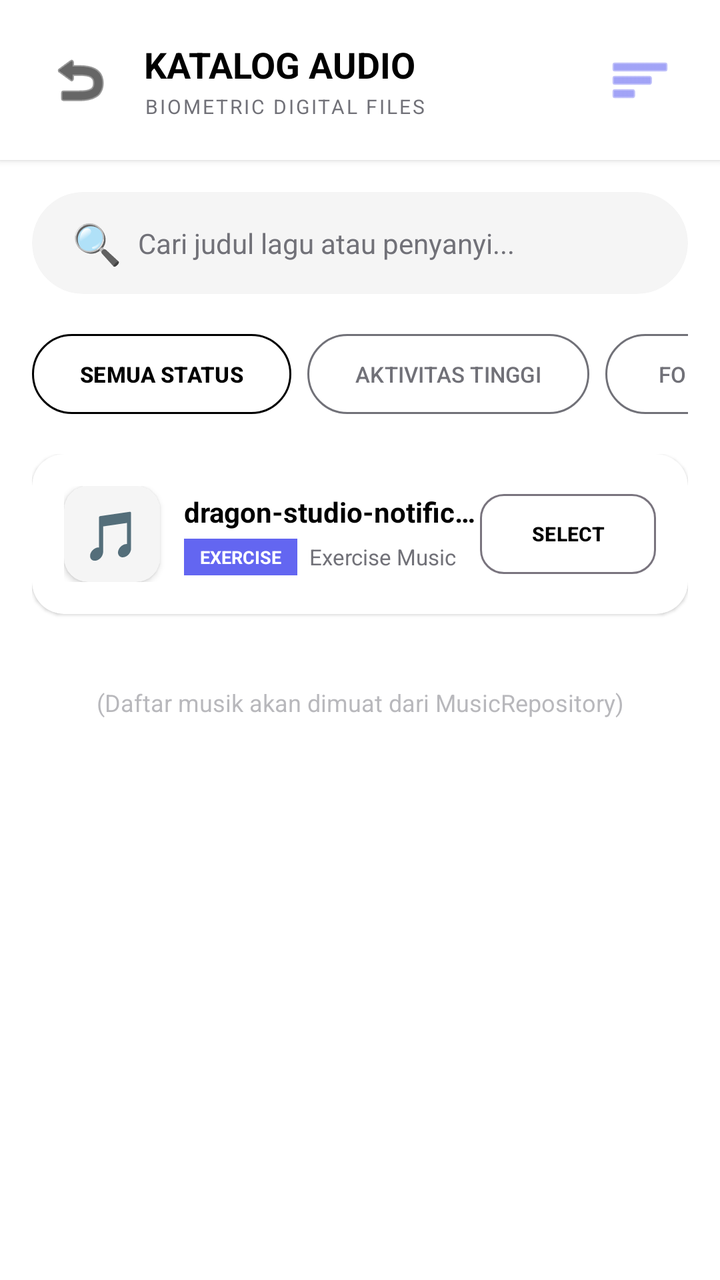
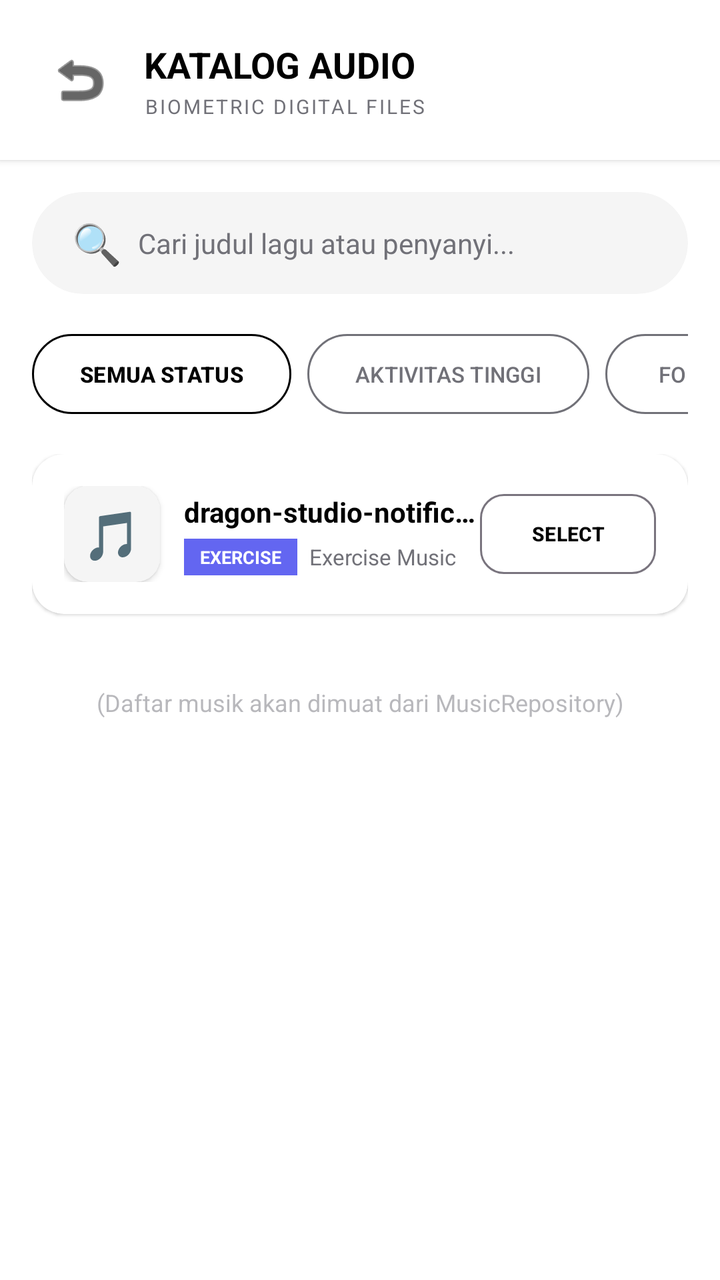

Two renders of the same Android screen: before a commit and after it. Below are the layout's source before the change and the commit's diff.
<!-- AndroidManifest.xml: application theme Theme.AdaptifyWearOs -->
<!-- res/layout/activity_browse_music.xml -->
<?xml version="1.0" encoding="utf-8"?>
<LinearLayout xmlns:android="http://schemas.android.com/apk/res/android"
    xmlns:app="http://schemas.android.com/apk/res-auto"
    android:layout_width="match_parent"
    android:layout_height="match_parent"
    android:orientation="vertical"
    android:background="@color/surface_white">

    
    <LinearLayout
        android:layout_width="match_parent"
        android:layout_height="wrap_content"
        android:orientation="horizontal"
        android:gravity="center_vertical"
        android:padding="16dp"
        android:background="@color/surface_white"
        android:elevation="2dp">

        
        <ImageButton
            android:id="@+id/btnBack"
            android:layout_width="48dp"
            android:layout_height="48dp"
            android:src="@android:drawable/ic_menu_revert"
            android:background="?attr/selectableItemBackgroundBorderless"
            android:contentDescription="Back"
            android:tint="@color/text_dark" />

        
        <LinearLayout
            android:layout_width="0dp"
            android:layout_height="wrap_content"
            android:layout_weight="1"
            android:orientation="vertical"
            android:layout_marginStart="8dp">

            <TextView
                android:layout_width="wrap_content"
                android:layout_height="wrap_content"
                android:text="KATALOG AUDIO"
                android:textSize="18sp"
                android:textStyle="bold"
                android:textColor="@color/text_dark" />

            <TextView
                android:layout_width="wrap_content"
                android:layout_height="wrap_content"
                android:text="BIOMETRIC DIGITAL FILES"
                android:textSize="10sp"
                android:textColor="@color/text_gray"
                android:letterSpacing="0.1"
                android:layout_marginTop="2dp" />
        </LinearLayout>

        
        <ImageButton
            android:id="@+id/btnFilter"
            android:layout_width="48dp"
            android:layout_height="48dp"
            android:src="@android:drawable/ic_menu_sort_by_size"
            android:background="?attr/selectableItemBackgroundBorderless"
            android:contentDescription="Filter"
            android:tint="@color/accent_purple" />
    </LinearLayout>

    <ScrollView
        android:layout_width="match_parent"
        android:layout_height="match_parent"
        android:fillViewport="true">

        <LinearLayout
            android:layout_width="match_parent"
            android:layout_height="wrap_content"
            android:orientation="vertical"
            android:padding="16dp">

            
            <androidx.cardview.widget.CardView
                android:layout_width="match_parent"
                android:layout_height="wrap_content"
                android:layout_marginBottom="16dp"
                app:cardCornerRadius="28dp"
                app:cardElevation="0dp"
                app:cardBackgroundColor="#F5F5F5">

                <LinearLayout
                    android:layout_width="match_parent"
                    android:layout_height="wrap_content"
                    android:orientation="horizontal"
                    android:gravity="center_vertical"
                    android:paddingHorizontal="20dp"
                    android:paddingVertical="12dp">

                    <TextView
                        android:layout_width="wrap_content"
                        android:layout_height="wrap_content"
                        android:text="🔍"
                        android:textSize="20sp"
                        android:layout_marginEnd="8dp" />

                    <EditText
                        android:id="@+id/etSearch"
                        android:layout_width="0dp"
                        android:layout_height="wrap_content"
                        android:layout_weight="1"
                        android:hint="Cari judul lagu atau penyanyi..."
                        android:textSize="14sp"
                        android:textColor="@color/text_dark"
                        android:textColorHint="@color/text_gray"
                        android:background="@android:color/transparent"
                        android:inputType="text" />
                </LinearLayout>
            </androidx.cardview.widget.CardView>

            
            <HorizontalScrollView
                android:layout_width="match_parent"
                android:layout_height="wrap_content"
                android:scrollbars="none"
                android:layout_marginBottom="16dp">

                <LinearLayout
                    android:layout_width="wrap_content"
                    android:layout_height="wrap_content"
                    android:orientation="horizontal">

                    <com.google.android.material.button.MaterialButton
                        android:id="@+id/chipAll"
                        style="@style/Widget.Material3.Button.OutlinedButton"
                        android:layout_width="wrap_content"
                        android:layout_height="wrap_content"
                        android:text="SEMUA STATUS"
                        android:textSize="11sp"
                        android:textStyle="bold"
                        android:textColor="@color/text_dark"
                        app:cornerRadius="20dp"
                        app:strokeColor="@color/text_dark"
                        android:layout_marginEnd="8dp" />

                    <com.google.android.material.button.MaterialButton
                        android:id="@+id/chipExercise"
                        style="@style/Widget.Material3.Button.OutlinedButton"
                        android:layout_width="wrap_content"
                        android:layout_height="wrap_content"
                        android:text="AKTIVITAS TINGGI"
                        android:textSize="11sp"
                        android:textColor="@color/text_gray"
                        app:cornerRadius="20dp"
                        app:strokeColor="@color/text_gray"
                        android:layout_marginEnd="8dp" />

                    <com.google.android.material.button.MaterialButton
                        android:id="@+id/chipLowActivity"
                        style="@style/Widget.Material3.Button.OutlinedButton"
                        android:layout_width="wrap_content"
                        android:layout_height="wrap_content"
                        android:text="FOKUS"
                        android:textSize="11sp"
                        android:textColor="@color/text_gray"
                        app:cornerRadius="20dp"
                        app:strokeColor="@color/text_gray"
                        android:layout_marginEnd="8dp" />

                    <com.google.android.material.button.MaterialButton
                        android:id="@+id/chipRelax"
                        style="@style/Widget.Material3.Button.OutlinedButton"
                        android:layout_width="wrap_content"
                        android:layout_height="wrap_content"
                        android:text="SANTAI"
                        android:textSize="11sp"
                        android:textColor="@color/text_gray"
                        app:cornerRadius="20dp"
                        app:strokeColor="@color/text_gray" />
                </LinearLayout>
            </HorizontalScrollView>

            
            <LinearLayout
                android:id="@+id/musicListContainer"
                android:layout_width="match_parent"
                android:layout_height="wrap_content"
                android:orientation="vertical">

                
                <androidx.cardview.widget.CardView
                    android:layout_width="match_parent"
                    android:layout_height="wrap_content"
                    android:layout_marginBottom="12dp"
                    app:cardCornerRadius="16dp"
                    app:cardElevation="1dp"
                    app:cardBackgroundColor="@color/surface_white">

                    <LinearLayout
                        android:layout_width="match_parent"
                        android:layout_height="wrap_content"
                        android:orientation="horizontal"
                        android:gravity="center_vertical"
                        android:padding="16dp">

                        
                        <androidx.cardview.widget.CardView
                            android:layout_width="48dp"
                            android:layout_height="48dp"
                            app:cardCornerRadius="12dp"
                            app:cardBackgroundColor="#F5F5F5">

                            <TextView
                                android:layout_width="match_parent"
                                android:layout_height="match_parent"
                                android:text="🎵"
                                android:textSize="24sp"
                                android:gravity="center" />
                        </androidx.cardview.widget.CardView>

                        
                        <LinearLayout
                            android:layout_width="0dp"
                            android:layout_height="wrap_content"
                            android:layout_weight="1"
                            android:orientation="vertical"
                            android:layout_marginStart="12dp">

                            <TextView
                                android:layout_width="match_parent"
                                android:layout_height="wrap_content"
                                android:text="dragon-studio-notification-s..."
                                android:textSize="14sp"
                                android:textStyle="bold"
                                android:textColor="@color/text_dark"
                                android:ellipsize="end"
                                android:maxLines="1" />

                            <LinearLayout
                                android:layout_width="wrap_content"
                                android:layout_height="wrap_content"
                                android:orientation="horizontal"
                                android:gravity="center_vertical"
                                android:layout_marginTop="4dp">

                                <TextView
                                    android:layout_width="wrap_content"
                                    android:layout_height="wrap_content"
                                    android:text="EXERCISE"
                                    android:textSize="9sp"
                                    android:textStyle="bold"
                                    android:textColor="@color/surface_white"
                                    android:background="@color/badge_exercise"
                                    android:paddingHorizontal="8dp"
                                    android:paddingVertical="3dp"
                                    android:layout_marginEnd="6dp" />

                                <TextView
                                    android:layout_width="wrap_content"
                                    android:layout_height="wrap_content"
                                    android:text="Exercise Music"
                                    android:textSize="11sp"
                                    android:textColor="@color/text_gray" />
                            </LinearLayout>
                        </LinearLayout>

                        
                        <com.google.android.material.button.MaterialButton
                            style="@style/Widget.Material3.Button.OutlinedButton"
                            android:layout_width="wrap_content"
                            android:layout_height="wrap_content"
                            android:text="SELECT"
                            android:textSize="10sp"
                            android:textStyle="bold"
                            android:textColor="@color/text_dark"
                            app:cornerRadius="12dp"
                            android:paddingHorizontal="16dp"
                            android:paddingVertical="8dp" />
                    </LinearLayout>
                </androidx.cardview.widget.CardView>

                
                <TextView
                    android:layout_width="match_parent"
                    android:layout_height="wrap_content"
                    android:text="(Daftar musik akan dimuat dari MusicRepository)"
                    android:textSize="12sp"
                    android:textColor="@color/text_gray"
                    android:gravity="center"
                    android:padding="24dp"
                    android:alpha="0.5" />

            </LinearLayout>

        </LinearLayout>
    </ScrollView>

</LinearLayout>
<!-- resources referenced by this layout -->
<resources>
  <color name="accent_purple">#6366F1</color>
  <color name="badge_exercise">#6366F1</color>
  <color name="surface_white">#FFFFFF</color>
  <color name="text_dark">#000000</color>
  <color name="text_gray">#717178</color>
  <style name="Theme.AdaptifyWearOs" parent="Base.Theme.AdaptifyWearOs" />
  <style name="Base.Theme.AdaptifyWearOs" parent="Theme.Material3.DayNight.NoActionBar">
          <item name="android:windowBackground">@color/surface_bg</item>
          <item name="android:statusBarColor">@android:color/transparent</item>
          <item name="android:navigationBarColor">@android:color/transparent</item>
          <item name="android:windowDrawsSystemBarBackgrounds">true</item>
          <item name="android:windowLightStatusBar">false</item>
      </style>
  <color name="surface_bg">#011440</color>
</resources>

<!-- the commit's change to res/layout/activity_browse_music.xml (unified diff, before → after) -->
@@ -51,16 +51,6 @@
                 android:letterSpacing="0.1"
                 android:layout_marginTop="2dp" />
         </LinearLayout>
-
-        
-        <ImageButton
-            android:id="@+id/btnFilter"
-            android:layout_width="48dp"
-            android:layout_height="48dp"
-            android:src="@android:drawable/ic_menu_sort_by_size"
-            android:background="?attr/selectableItemBackgroundBorderless"
-            android:contentDescription="Filter"
-            android:tint="@color/accent_purple" />
     </LinearLayout>
 
     <ScrollView
<!-- resource entries referenced after the edit -->
@@ -1,6 +1,5 @@
 <!-- resources referenced by this layout -->
 <resources>
-  <color name="accent_purple">#6366F1</color>
   <color name="badge_exercise">#6366F1</color>
   <color name="surface_white">#FFFFFF</color>
   <color name="text_dark">#000000</color>
